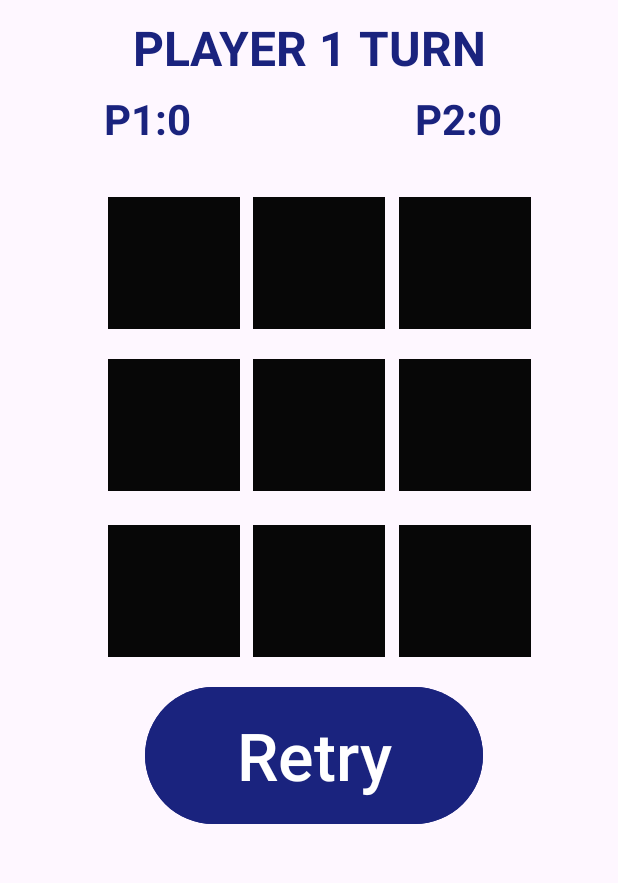
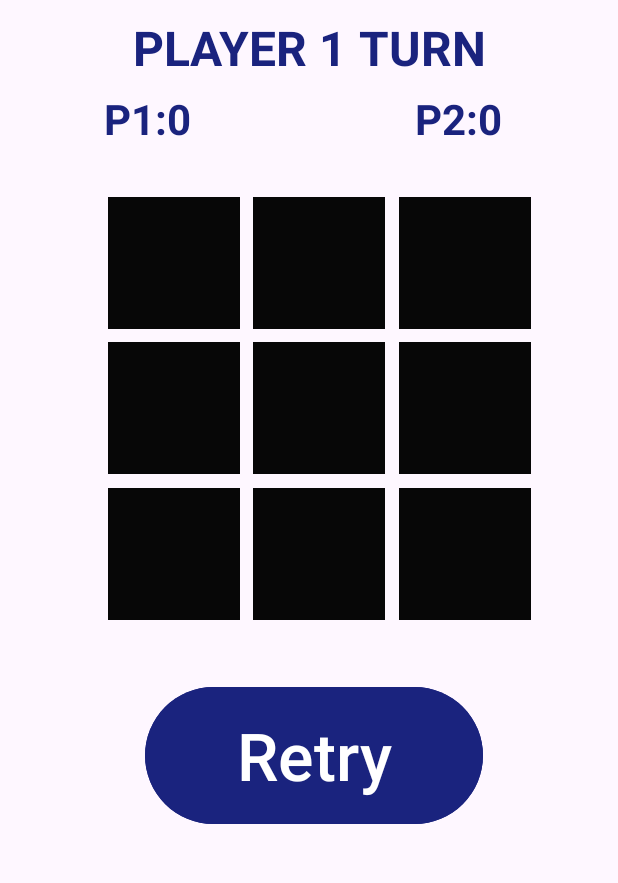
Before and after one commit to Vishal1720/TicTacToeAndroidPVP, an Android app: the screen it shows after launch (MainActivity), on a phone screen of 412 x 824 dp, the part 307-1190 px from its top. Run offline under Robolectric (Android 15) with nearby library versions, the phone set to English and light mode, and no system bars.

Commit message:
alignment of boxes,textSize increased

```diff
--- a/app/src/main/res/layout/activity_main.xml
+++ b/app/src/main/res/layout/activity_main.xml
@@ -57,7 +57,8 @@
         android:onClick="clicker"
         android:textAlignment="center"
         android:textColor="#F1EBEB"
-        android:textSize="68sp"
+        android:textSize="70sp"
+
         android:textStyle="bold" />
 
     <TextView
@@ -75,7 +76,7 @@
         android:onClick="clicker"
         android:textAlignment="center"
         android:textColor="#F1EBEB"
-        android:textSize="68sp"
+        android:textSize="70sp"
         android:textStyle="bold" />
 
     <TextView
@@ -92,7 +93,7 @@
         android:onClick="clicker"
         android:textAlignment="center"
         android:textColor="#F1EBEB"
-        android:textSize="68sp"
+        android:textSize="70sp"
         android:textStyle="bold" />
 
     <TextView
@@ -102,14 +103,14 @@
         android:layout_alignParentEnd="true"
         android:layout_alignParentBottom="true"
         android:layout_marginEnd="252dp"
-        android:layout_marginBottom="292dp"
+        android:layout_marginBottom="303dp"
         android:background="#070707"
         android:ems="10"
 
         android:onClick="clicker"
         android:textAlignment="center"
         android:textColor="#F1EBEB"
-        android:textSize="68sp"
+        android:textSize="70sp"
         android:textStyle="bold" />
 
     <TextView
@@ -119,13 +120,13 @@
         android:layout_alignParentEnd="true"
         android:layout_alignParentBottom="true"
         android:layout_marginEnd="155dp"
-        android:layout_marginBottom="292dp"
+        android:layout_marginBottom="303dp"
         android:background="#070707"
         android:ems="10"
         android:onClick="clicker"
         android:textAlignment="center"
         android:textColor="#F1EBEB"
-        android:textSize="68sp"
+        android:textSize="70sp"
         android:textStyle="bold" />
 
     <TextView
@@ -135,7 +136,7 @@
         android:layout_alignParentEnd="true"
         android:layout_alignParentBottom="true"
         android:layout_marginEnd="58dp"
-        android:layout_marginBottom="292dp"
+        android:layout_marginBottom="303dp"
         android:background="#070707"
         android:ems="10"
 
@@ -143,7 +144,7 @@
         android:textAlignment="center"
         android:textColor="#F1EBEB"
 
-        android:textSize="68sp"
+        android:textSize="70sp"
         android:textStyle="bold" />
 
     <TextView
@@ -153,7 +154,7 @@
         android:layout_alignParentEnd="true"
         android:layout_alignParentBottom="true"
         android:layout_marginEnd="252dp"
-        android:layout_marginBottom="181dp"
+        android:layout_marginBottom="206dp"
         android:background="#070707"
         android:ems="10"
         android:contentDescription="textbox6"
@@ -161,7 +162,7 @@
         android:onClick="clicker"
         android:textAlignment="center"
         android:textColor="#F1EBEB"
-        android:textSize="68sp"
+        android:textSize="70sp"
         android:textStyle="bold" />
 
     <TextView
@@ -171,14 +172,14 @@
         android:layout_alignParentEnd="true"
         android:layout_alignParentBottom="true"
         android:layout_marginEnd="155dp"
-        android:layout_marginBottom="181dp"
+        android:layout_marginBottom="206dp"
         android:background="#070707"
         android:ems="10"
 
         android:onClick="clicker"
         android:textAlignment="center"
         android:textColor="#F1EBEB"
-        android:textSize="68sp"
+        android:textSize="70sp"
         android:textStyle="bold" />
 
     <TextView
@@ -188,14 +189,14 @@
         android:layout_alignParentEnd="true"
         android:layout_alignParentBottom="true"
         android:layout_marginEnd="58dp"
-        android:layout_marginBottom="181dp"
+        android:layout_marginBottom="206dp"
         android:background="#070707"
         android:ems="10"
 
         android:onClick="clicker"
         android:textAlignment="center"
         android:textColor="#F1EBEB"
-        android:textSize="68sp"
+        android:textSize="70sp"
         android:textStyle="bold" />
 
 
```
